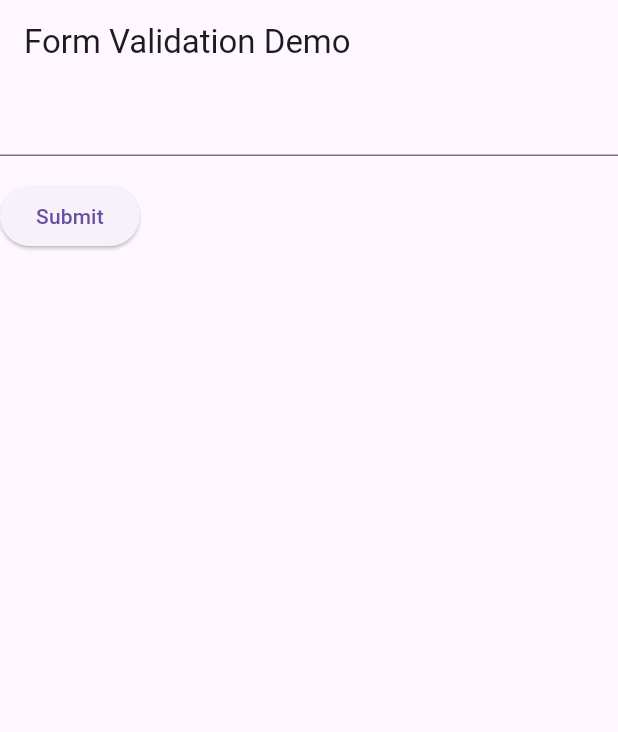
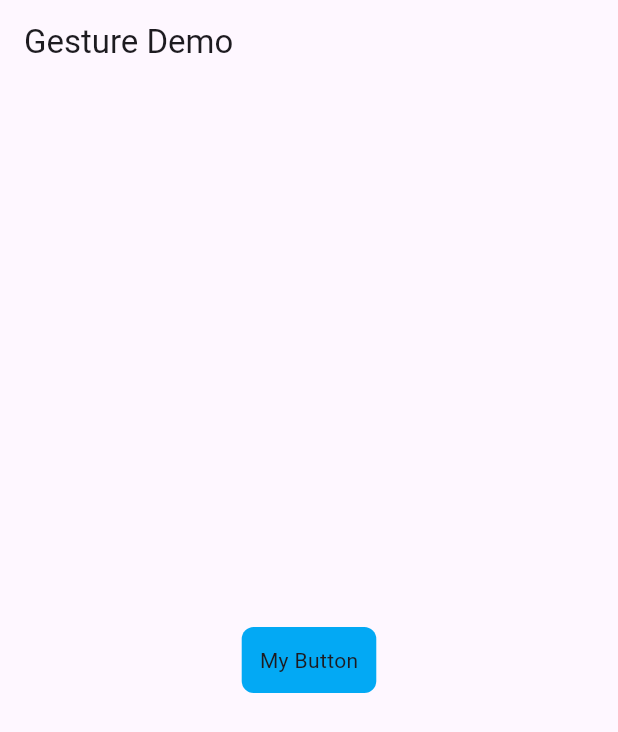
Before and after one commit to francis-codex/flutter_class-GH, a Flutter app: the screen it shows after launch, on a phone screen of 412 x 824 dp. Shown: the top 732 px of the screen. Run offline on Flutter 3.47's test engine with Material 3 defaults, Android fonts, the phone set to English and light mode, and no system bars.

Commit message:
added gesture demo

```diff
--- a/lib/main.dart
+++ b/lib/main.dart
@@ -7,62 +7,54 @@ class MyApp extends StatelessWidget {
 
   @override
   Widget build(BuildContext context) {
-    const appTitle = 'Form Validation Demo';
+    const title = 'Gesture Demo';
 
-    return MaterialApp(
-      title: appTitle,
-      home: Scaffold(
-        appBar: AppBar(
-          title: const Text(appTitle),
-        ),
-        body: const MyCustomForm(),
+    return const MaterialApp(
+      title: title,
+      home: MyHomePage(title: title),
+    );
+  }
+}
+
+class MyHomePage extends StatelessWidget {
+  final String title;
+
+  const MyHomePage({super.key, required this.title});
+
+  @override
+  Widget build(BuildContext context) {
+    return Scaffold(
+      appBar: AppBar(
+        title: Text(title),
+      ),
+      body: const Center(
+        child: MyButton(),
       ),
     );
   }
 }
-class MyCustomForm extends StatefulWidget {
-  const MyCustomForm({super.key});
 
-  @override
-  MyCustomFormState createState() {
-    return MyCustomFormState();
-  }
-}
-
-class MyCustomFormState extends State<MyCustomForm> {
-
-  final _formKey = GlobalKey<FormState>();
+class MyButton extends StatelessWidget {
+  const MyButton({super.key});
 
   @override
   Widget build(BuildContext context) {
-    return Form(
-      key: _formKey,
-      child: Column(
-        crossAxisAlignment: CrossAxisAlignment.start,
-        children: [
-          TextFormField(
-            validator: (value) {
-              if (value == null || value.isEmpty) {
-                return 'Please enter some text';
-              }
-              return null;
-            },
-          ),
-          Padding(
-            padding: const EdgeInsets.symmetric(vertical: 16),
-            child: ElevatedButton(
-              onPressed: () {
-                if (_formKey.currentState!.validate()) {
+    // The GestureDetector wraps the button.
+    return GestureDetector(
+      // When the child is tapped, show a snackbar.
+      onTap: () {
+        const snackBar = SnackBar(content: Text('Tap'));
 
-                  ScaffoldMessenger.of(context).showSnackBar(
-                    const SnackBar(content: Text('Processing Data')),
-                  );
-                }
-              },
-              child: const Text('Submit'),
-            ),
-          ),
-        ],
+        ScaffoldMessenger.of(context).showSnackBar(snackBar);
+      },
+      // The custom button
+      child: Container(
+        padding: const EdgeInsets.all(12),
+        decoration: BoxDecoration(
+          color: Colors.lightBlue,
+          borderRadius: BorderRadius.circular(8),
+        ),
+        child: const Text('My Button'),
       ),
     );
   }
```
Also changed, not shown: 1 other file.
